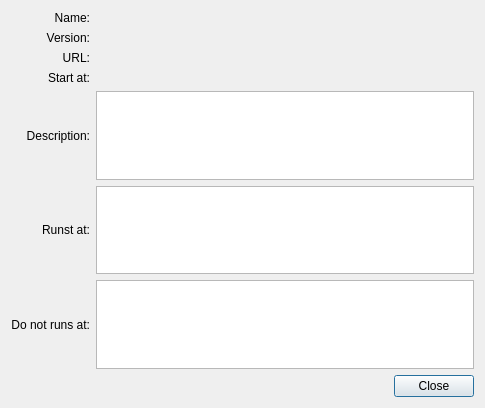
Before: the Qt Designer form GreaseMonkey/settings/gm_settingsscriptinfo.ui in QupZilla/qupzilla-plugins, drawn with Qt 5.
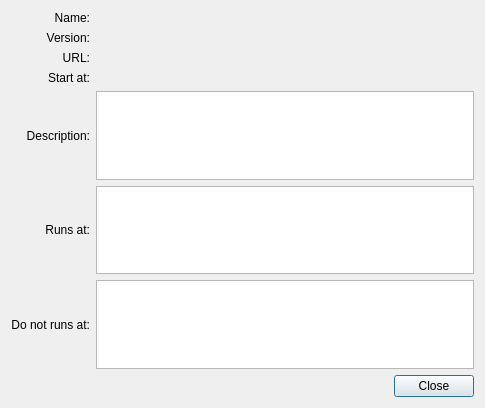
After: the same form once the commit is applied. Custom widgets are drawn as their Qt base class.

Commit message: GreaseMonkey: Fixed typo "Runst at" -> "Runs at"

What changed in the file:
```diff
--- a/GreaseMonkey/settings/gm_settingsscriptinfo.ui
+++ b/GreaseMonkey/settings/gm_settingsscriptinfo.ui
@@ -66,7 +66,7 @@
      <item row="5" column="0">
       <widget class="QLabel" name="label_8">
        <property name="text">
-        <string>Runst at:</string>
+        <string>Runs at:</string>
        </property>
        <property name="alignment">
         <set>Qt::AlignRight|Qt::AlignTrailing|Qt::AlignVCenter</set>
```
The commit also changes 3 other files.
